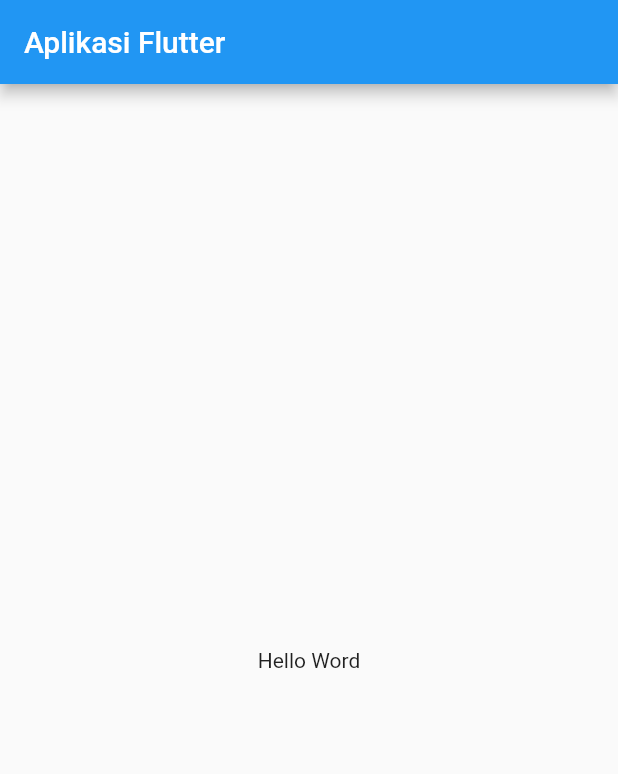
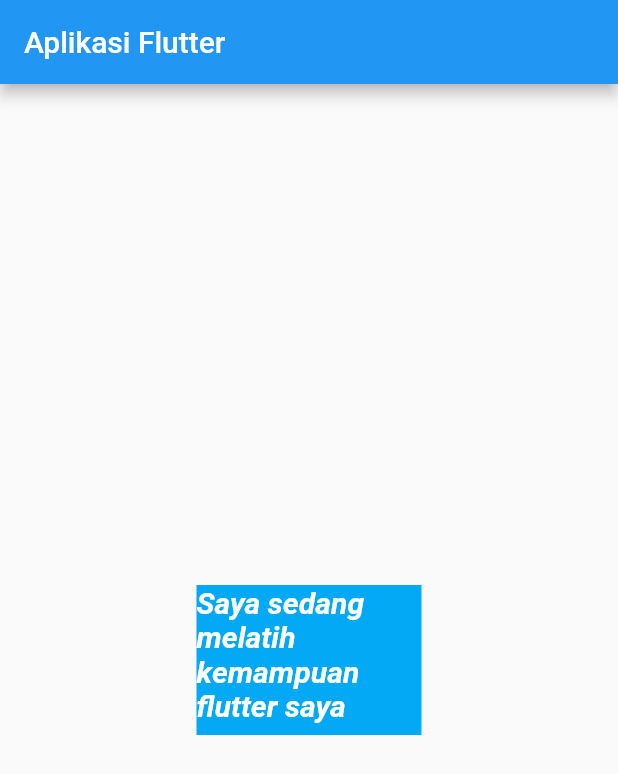
Before and after one commit to irfanzidniofficial/flutter_application, a Flutter app: the screen it shows after launch, on a phone screen of 412 x 824 dp. Shown: the top 774 px of the screen. Run offline on Flutter 3.47's test engine with Material 2 defaults, Android fonts, the phone set to English and light mode, and no system bars.

Commit message:
text widget

```diff
--- a/lib/main.dart
+++ b/lib/main.dart
@@ -12,7 +12,19 @@ class MyApp extends StatelessWidget {
         appBar: AppBar(
           title: Text("Aplikasi Flutter"),
         ),
-        body: Center(child: Text("Hello Word")),
+        body: Center(
+            child: Container(
+                color: Colors.lightBlue,
+                width: 150,
+                height: 100,
+                child: Text(
+                  "Saya sedang melatih kemampuan flutter saya",
+                  style: TextStyle(
+                      color: Colors.white,
+                      fontStyle: FontStyle.italic,
+                      fontWeight: FontWeight.w700,
+                      fontSize: 20),
+                ))),
       ),
     );
   }
```
